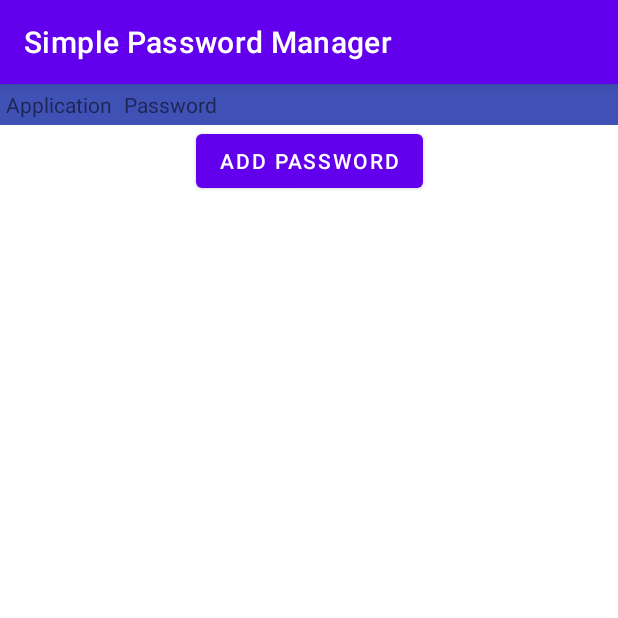
After one commit to yeowhengg/Simple-Password-Manager, an Android app: the PasswordScreenActivity screen opened directly, with no data from a screen before it, on a phone screen of 412 x 824 dp, the top half of it. The commit adds this screen. Run offline under Robolectric (Android 15) with nearby library versions, the phone set to English and light mode, and no system bars.

Commit message:
add password functionality

```diff
--- a/app/src/main/java/com/yeowheng/simplepasswordmanager/DatabaseHelper.java
+++ b/Helper/src/main/java/com/yeowheng/simplepasswordmanager/Test.java
@@ -1,4 +1,4 @@
 package com.yeowheng.simplepasswordmanager;
 
-public class DatabaseHelper {
+public class Test {
 }
--- a/app/src/main/AndroidManifest.xml
+++ b/app/src/main/AndroidManifest.xml
@@ -12,6 +12,9 @@
         android:supportsRtl="true"
         android:theme="@style/Theme.SimplePasswordManager"
         tools:targetApi="31">
+        <activity
+            android:name=".PasswordScreenActivity"
+            android:exported="false" />
         <activity
             android:name=".LoginActivity"
             android:exported="false" />
--- /dev/null
+++ b/app/src/main/java/com/yeowheng/simplepasswordmanager/PasswordScreenActivity.java
@@ -0,0 +1,96 @@
+package com.yeowheng.simplepasswordmanager;
+
+import androidx.appcompat.app.AlertDialog;
+import androidx.appcompat.app.AppCompatActivity;
+
+import android.annotation.SuppressLint;
+import android.content.Context;
+import android.content.DialogInterface;
+import android.os.Bundle;
+import android.text.InputType;
+import android.view.View;
+import android.widget.Button;
+import android.widget.EditText;
+import android.widget.GridLayout;
+import android.widget.LinearLayout;
+import android.widget.TextView;
+import android.widget.Toast;
+
+import org.w3c.dom.Text;
+
+public class PasswordScreenActivity extends AppCompatActivity {
+String[] test;
+GridLayout applicationPasswordDetailsLayout;
+Button addPassword;
+
+TextView[] toAdd = new TextView[5];
+    @SuppressLint("DefaultLocale")
+    @Override
+    protected void onCreate(Bundle savedInstanceState) {
+        super.onCreate(savedInstanceState);
+        Context context = PasswordScreenActivity.this;
+        setContentView(R.layout.activity_password_screen);
+        TextView DEFAULT_APPLICATION_STRING = new TextView(this);
+        TextView DEFAULT_PASSWORD_STRING = new TextView(this);
+        addPassword = (Button) findViewById(R.id.btnAddPassword);
+
+        DEFAULT_APPLICATION_STRING.setText("Application");
+        DEFAULT_PASSWORD_STRING.setText("Password");
+
+        applicationPasswordDetailsLayout = (GridLayout) findViewById(R.id.applicationPasswordDetailsID);
+        applicationPasswordDetailsLayout.addView(DEFAULT_APPLICATION_STRING);
+        applicationPasswordDetailsLayout.addView(DEFAULT_PASSWORD_STRING);
+
+
+        addPassword.setOnClickListener(new View.OnClickListener() {
+            @Override
+            public void onClick(View v) {
+                AlertDialog.Builder alert = new AlertDialog.Builder(context);
+                LinearLayout verticalLayout = new LinearLayout(context);
+                verticalLayout.setOrientation(LinearLayout.VERTICAL);
+
+                alert.setTitle("Add your application and password");
+                alert.setMessage("Tap ok after you have filled in the details");
+
+                final EditText inputApplication = new EditText(context);
+                final EditText inputPassword = new EditText(context);
+                inputApplication.setHint("Enter application name");
+                inputPassword.setHint("Enter password");
+                verticalLayout.addView(inputApplication);
+                verticalLayout.addView(inputPassword);
+                alert.setView(verticalLayout);
+
+                alert.setPositiveButton("Ok", new DialogInterface.OnClickListener() {
+                    public void onClick(DialogInterface dialog, int whichButton) {
+                        String applicationName = inputApplication.getText().toString();
+                        String applicationPassword = inputPassword.getText().toString();
+                        if (applicationName.equals("") && applicationPassword.equals("")){
+                            Toast.makeText(context, "Please fill in both blanks", Toast.LENGTH_SHORT).show();
+                        }
+                        else{
+                            TextView applicationNameTV = new TextView(context);
+                            TextView applicationPasswordTV = new TextView(context);
+                            applicationPasswordTV.setText(applicationPassword);
+                            applicationNameTV.setText(applicationName);
+                            applicationPasswordDetailsLayout.addView(applicationNameTV);
+                            applicationPasswordDetailsLayout.addView(applicationPasswordTV);
+
+                        }
+
+                    }
+                });
+
+                alert.setNegativeButton("Cancel", new DialogInterface.OnClickListener() {
+                    public void onClick(DialogInterface dialog, int whichButton) {
+                        // Canceled.
+                        Toast.makeText(context, "test", Toast.LENGTH_SHORT).show();
+
+                    }
+                });
+
+                alert.show();
+            }
+        });
+
+    }
+}
--- /dev/null
+++ b/app/src/main/res/layout/activity_password_screen.xml
@@ -0,0 +1,55 @@
+<?xml version="1.0" encoding="utf-8"?>
+<androidx.constraintlayout.widget.ConstraintLayout
+    xmlns:android="http://schemas.android.com/apk/res/android"
+    xmlns:app="http://schemas.android.com/apk/res-auto"
+    xmlns:tools="http://schemas.android.com/tools"
+    android:layout_width="match_parent"
+    android:layout_height="match_parent"
+    tools:context=".PasswordScreenActivity">
+
+
+    <androidx.core.widget.NestedScrollView
+        android:id="@+id/list"
+        android:layout_width="match_parent"
+        android:layout_height="wrap_content"
+        app:layout_constrainedHeight="true"
+        app:layout_constraintTop_toTopOf="parent"
+        app:layout_constraintBottom_toTopOf="@+id/guideline"
+        app:layout_constraintVertical_bias="0.0">
+
+
+        <GridLayout
+            android:id="@+id/applicationPasswordDetailsID"
+            android:layout_width="match_parent"
+            android:layout_height="match_parent"
+            android:rowCount="3"
+            android:columnCount="2"
+            android:background="#3F51B5"
+            android:useDefaultMargins="true"
+            android:columnOrderPreserved="true">
+
+
+
+        </GridLayout>
+
+
+    </androidx.core.widget.NestedScrollView>
+
+
+    <Button
+        android:id="@+id/btnAddPassword"
+        android:layout_width="wrap_content"
+        android:layout_height="wrap_content"
+        android:text="Add password"
+        app:layout_constraintTop_toBottomOf="@+id/list"
+        app:layout_constraintEnd_toEndOf="parent"
+        app:layout_constraintStart_toStartOf="parent"/>
+
+    <androidx.constraintlayout.widget.Guideline
+        android:id="@+id/guideline"
+        android:layout_width="match_parent"
+        android:layout_height="wrap_content"
+        android:orientation="horizontal"
+        app:layout_constraintGuide_percent="0.9"/>
+
+</androidx.constraintlayout.widget.ConstraintLayout>
--- a/settings.gradle.kts
+++ b/settings.gradle.kts
@@ -15,3 +15,4 @@ dependencyResolutionManagement {
 
 rootProject.name = "Simple Password Manager"
 include(":app")
+include(":Helper")
```
Also changed, not shown: Helper/build.gradle.kts (added, +8 -0 lines), app/src/main/java/com/yeowheng/simplepasswordmanager/LoginActivity.java (+20 -1 lines), app/src/main/java/com/yeowheng/simplepasswordmanager/MainActivity.java (+8 -1 lines), app/src/main/res/layout/activity_login.xml (+6 -7 lines), 1 other file.
